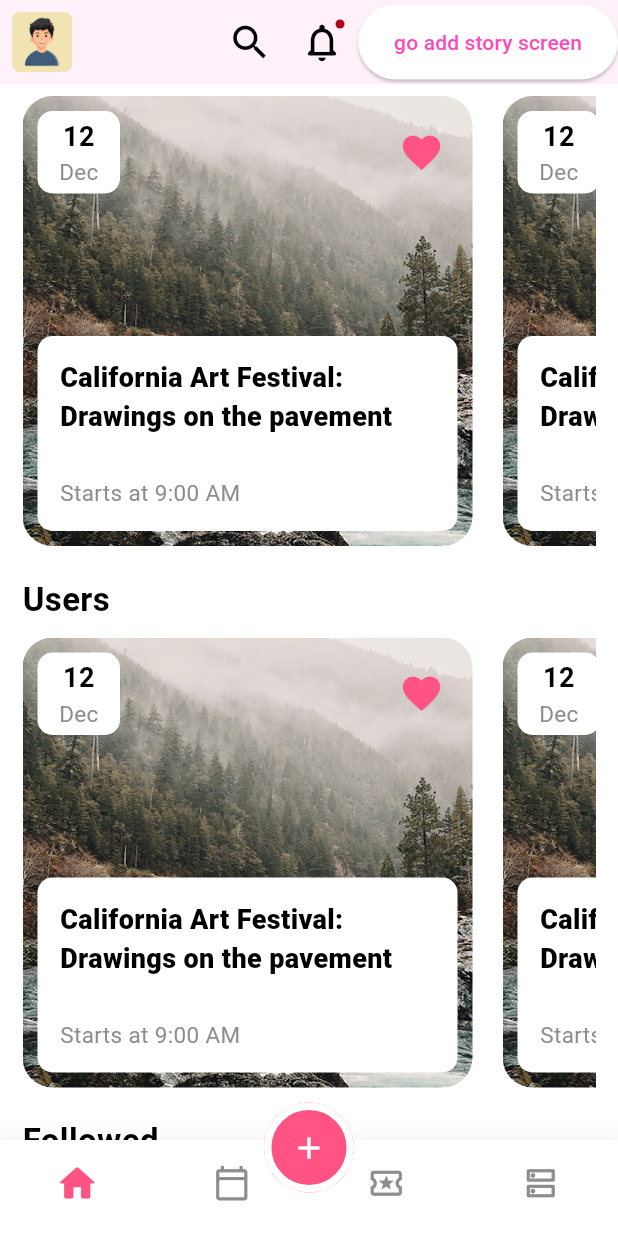
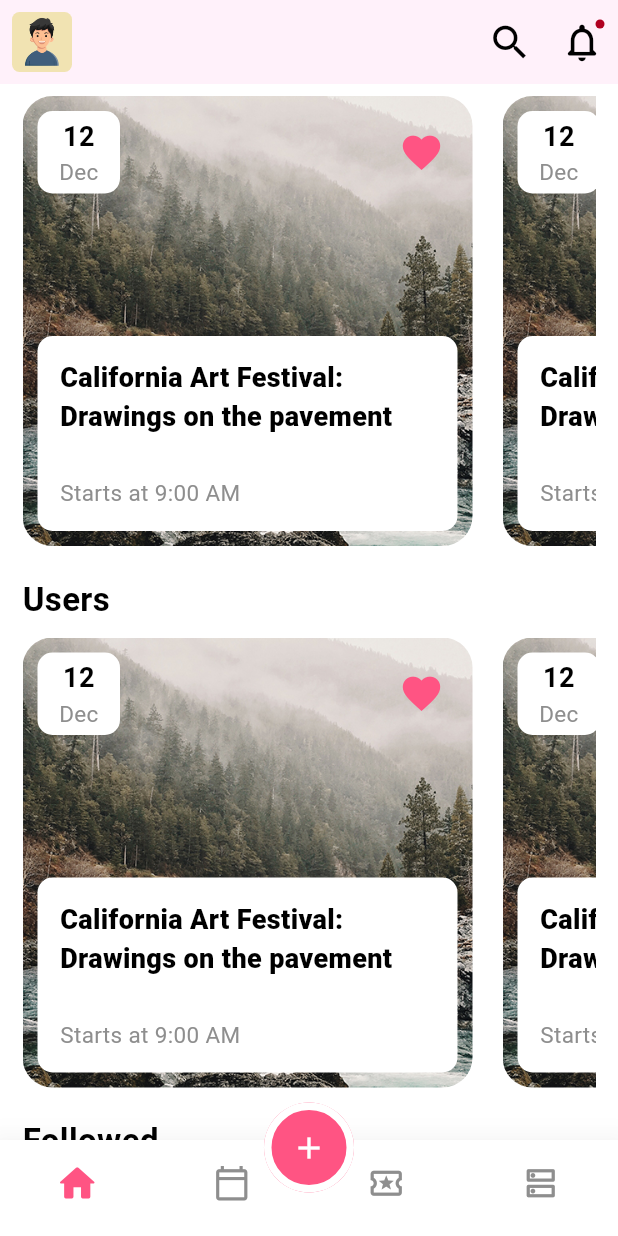
Before and after one commit to luke-nguyen-goldenowl/join_me, a Flutter app: the HomeView screen opened by its route, scrolled down 576 dp, on a phone screen of 412 x 824 dp. Run offline on Flutter 3.47's test engine with Material 3 defaults, Android fonts, the phone set to English and light mode, and no system bars; our stand-ins replace bot_toast, cached_network_image, cloud_firestore, connectivity_plus, device_info_plus, dio and 26 more; missing offline and left inert: flutter_facebook_auth, version; accounts and stored records are empty; generated files the repository leaves out were written again; project files that could hold a hidden picture were left out.

Commit message:
update home page

```diff
--- a/lib/src/features/home/view/home_view.dart
+++ b/lib/src/features/home/view/home_view.dart
@@ -1,5 +1,6 @@
 import 'package:flutter/material.dart';
 import 'package:flutter_bloc/flutter_bloc.dart';
+import 'package:myapp/gen/assets.gen.dart';
 import 'package:myapp/src/features/account/logic/account_bloc.dart';
 import 'package:myapp/src/features/home/widget/list_event_home.dart';
 import 'package:myapp/src/features/home/widget/list_story_home.dart';
@@ -22,7 +23,7 @@ class HomeView extends StatelessWidget {
             },
             icon: ClipRRect(
               borderRadius: BorderRadius.circular(5.0),
-              child: Image.asset("assets/images/images/avatar.png"),
+              child: Assets.images.images.avatar.image(),
             ),
             iconSize: 50,
           ),
@@ -47,17 +48,8 @@ class HomeView extends StatelessWidget {
                 ),
               ),
             ),
-            ElevatedButton(
-              onPressed: () {
-                AppCoordinator.showAddStoryScreen();
-              },
-              child: const Text("go add story screen"),
-            )
           ],
         ),
-        // AppBar(
-        //   title: const DevWrapButton(child: Text('Welcome')),
-        // ),
         body: SingleChildScrollView(
           child: Padding(
             padding: const EdgeInsets.all(15.0),
--- a/lib/src/features/home/widget/event_item_home.dart
+++ b/lib/src/features/home/widget/event_item_home.dart
@@ -1,5 +1,6 @@
 import 'package:flutter/material.dart';
 import 'package:flutter_bloc/flutter_bloc.dart';
+import 'package:myapp/gen/assets.gen.dart';
 import 'package:myapp/src/features/home/logic/event_item_bloc.dart';
 import 'package:myapp/src/features/home/logic/event_item_state.dart';
 import 'package:myapp/src/router/coordinator.dart';
@@ -17,12 +18,12 @@ class EventItemHome extends StatelessWidget {
       child: Container(
         width: 300,
         padding: const EdgeInsets.all(10),
-        decoration: const BoxDecoration(
+        decoration: BoxDecoration(
             image: DecorationImage(
-              image: AssetImage("assets/images/images/bg-event.jpg"),
+              image: Assets.images.images.bgEvent.provider(),
               fit: BoxFit.cover,
             ),
-            borderRadius: BorderRadius.all(Radius.circular(20))),
+            borderRadius: const BorderRadius.all(Radius.circular(20))),
         child: const Column(
           mainAxisAlignment: MainAxisAlignment.spaceBetween,
           children: [
--- a/lib/src/features/home/widget/story_item.dart
+++ b/lib/src/features/home/widget/story_item.dart
@@ -1,6 +1,7 @@
 import 'package:flutter/material.dart';
 import 'package:flutter_bloc/flutter_bloc.dart';
 import 'package:gradient_borders/gradient_borders.dart';
+import 'package:myapp/gen/assets.gen.dart';
 import 'package:myapp/src/features/home/logic/story_item_bloc.dart';
 import 'package:myapp/src/features/home/logic/story_item_state.dart';
 import 'package:myapp/src/router/coordinator.dart';
@@ -33,7 +34,7 @@ class StoryItem extends StatelessWidget {
           },
           child: ClipRRect(
             borderRadius: BorderRadius.circular(12),
-            child: Image.asset("assets/images/images/avatar.png"),
+            child: Assets.images.images.avatar.image(),
           ),
         ),
       );
```
Also changed, not shown: lib/gen/assets.gen.dart (+9 -1 lines).
